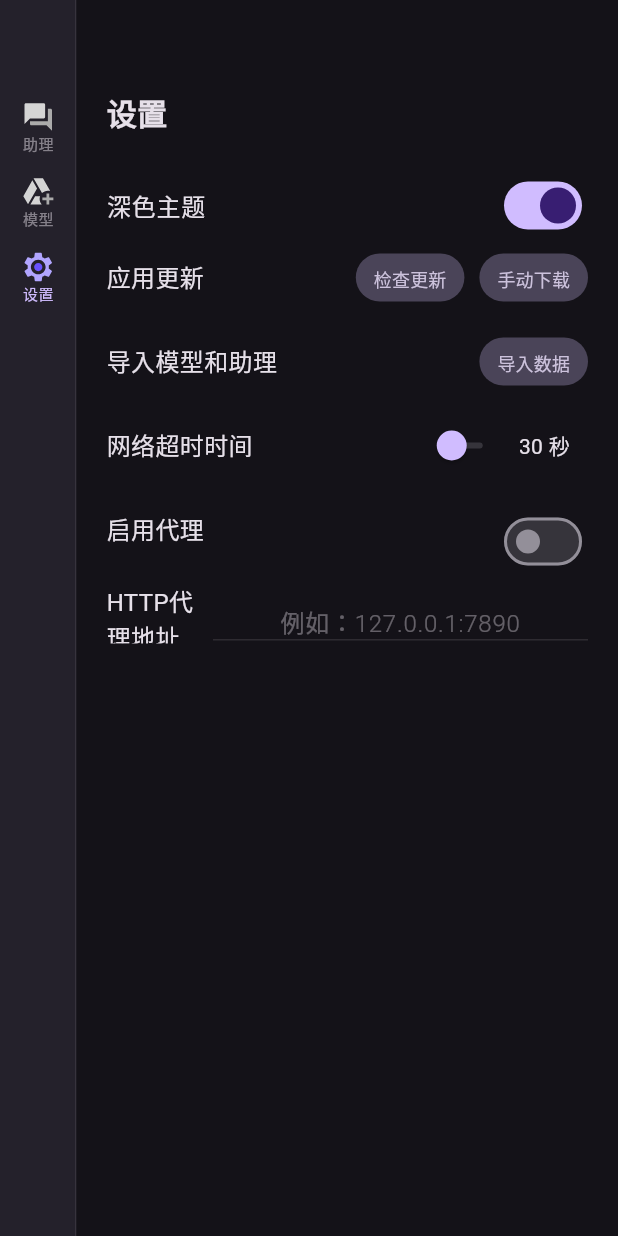
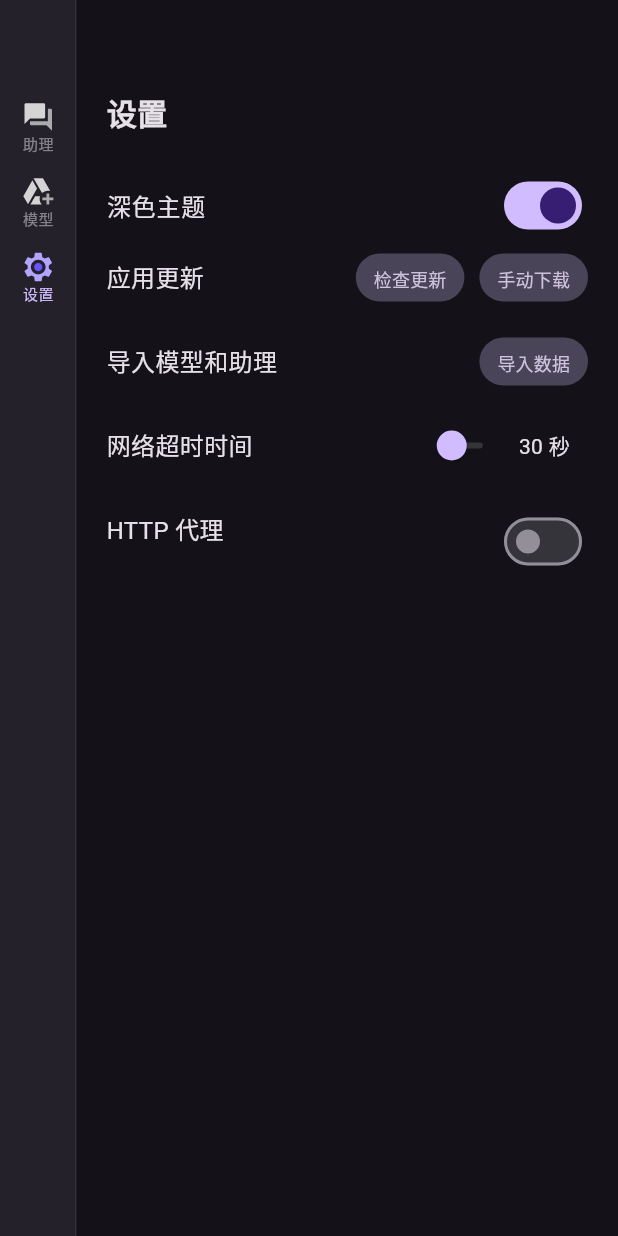
Before and after one commit to nickham-su/talk_ai, a Flutter app: the screen it shows after launch, after a tap on "助理", after a tap on "模型", after a tap on "设置", on a phone screen of 412 x 824 dp. Run offline on Flutter 3.47's test engine with Material 3 defaults, Android fonts, the phone set to English and light mode, and no system bars; our stand-ins replace dio, flutter_svg, get, hive, package_info; missing offline and left inert: auto_updater, clipboard, diff_match_patch, markdown, markdown_widget, sqlite3 and 1 more; accounts and stored records are empty; network calls fail; statements that could not run were skipped.

Commit message:
feat: 优化代理设置

```diff
--- a/lib/modules/setting/views/components/http_proxy_switch_widget.dart
+++ b/lib/modules/setting/views/components/http_proxy_switch_widget.dart
@@ -11,7 +11,7 @@ class HttpProxySwitchWidget extends StatelessWidget {
     return GetBuilder<SettingController>(
       builder: (SettingController controller) {
         return SettingRow(
-          title: '启用代理',
+          title: 'HTTP 代理',
           child: SizedBox(
             height: 40,
             width: 150,
--- a/lib/modules/setting/views/components/http_proxy_widget.dart
+++ b/lib/modules/setting/views/components/http_proxy_widget.dart
@@ -1,11 +1,6 @@
-import 'package:TalkAI/shared/repositories/setting_repository.dart';
 import 'package:flutter/material.dart';
 import 'package:get/get.dart';
 
-import '../../../../shared/components/buttons/danger_button.dart';
-import '../../../../shared/components/dialog.dart';
-import '../../../../shared/components/share/llm_share_import_dialog.dart';
-import '../../../../shared/components/snackbar.dart';
 import '../../controllers/setting_controller.dart';
 import 'setting_row.dart';
 
@@ -17,8 +12,14 @@ class HttpProxyWidget extends StatelessWidget {
     return GetBuilder<SettingController>(builder: (controller) {
       final inputController = TextEditingController();
       inputController.text = controller.proxyAddress;
+
+      // 未启用代理时不显示
+      if (!controller.isProxyEnable) {
+        return const SizedBox();
+      }
+
       return SettingRow(
-        title: 'HTTP代理地址',
+        title: '代理地址',
         child: SizedBox(
           width: 250,
           height: 36,
```
